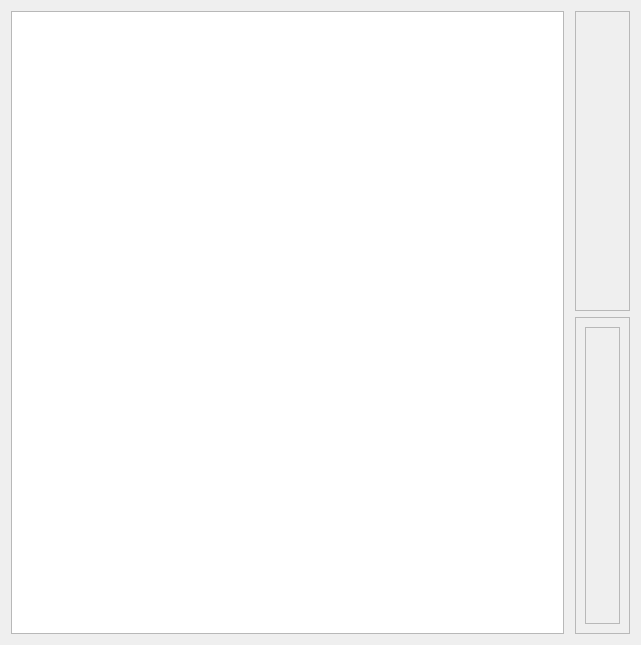
Qt form src/widget_shared/filesystemviewpage.ui (billlin0904/xamp2) before a commit.
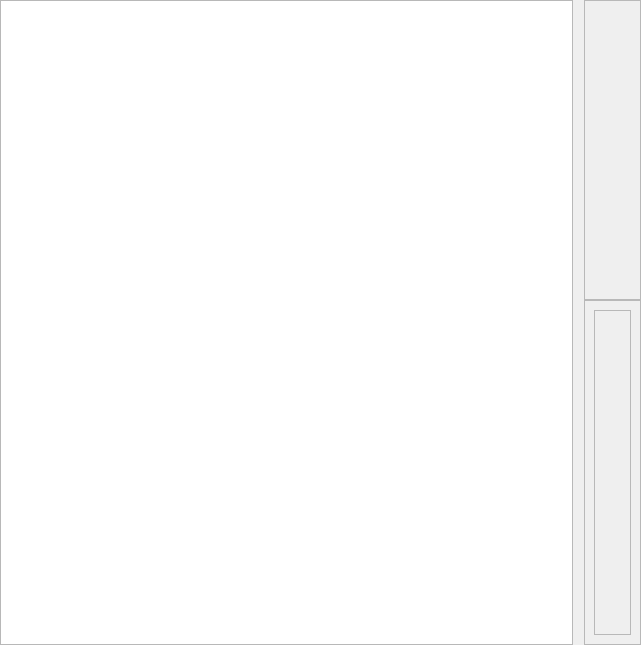
The same form after that commit. Custom widgets are drawn as their Qt base class.

Diff of the .ui file:
```diff
--- a/src/widget_shared/filesystemviewpage.ui
+++ b/src/widget_shared/filesystemviewpage.ui
@@ -14,6 +14,21 @@
    <string>Form</string>
   </property>
   <layout class="QVBoxLayout" name="verticalLayout_3">
+   <property name="spacing">
+    <number>0</number>
+   </property>
+   <property name="leftMargin">
+    <number>0</number>
+   </property>
+   <property name="topMargin">
+    <number>0</number>
+   </property>
+   <property name="rightMargin">
+    <number>0</number>
+   </property>
+   <property name="bottomMargin">
+    <number>0</number>
+   </property>
    <item>
     <widget class="QSplitter" name="splitter">
      <property name="orientation">
@@ -25,6 +40,9 @@
      <widget class="QTreeView" name="dirTree"/>
      <widget class="QWidget" name="layoutWidget">
       <layout class="QVBoxLayout" name="verticalLayout_2">
+       <property name="spacing">
+        <number>0</number>
+       </property>
        <property name="leftMargin">
         <number>10</number>
        </property>
```
